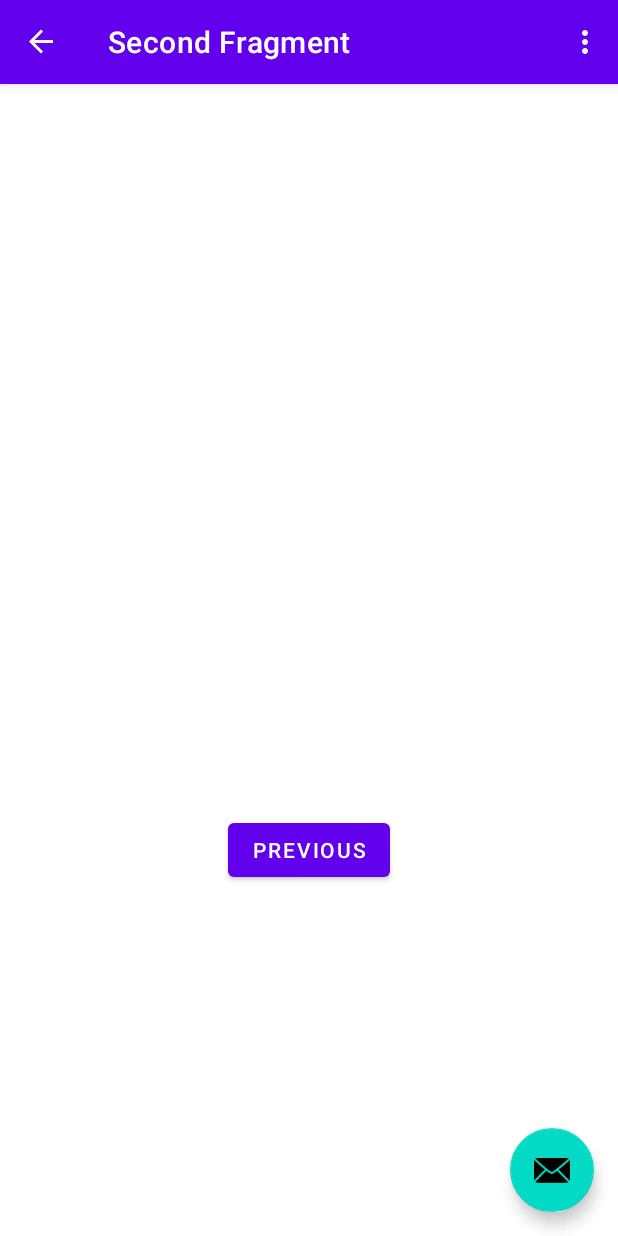
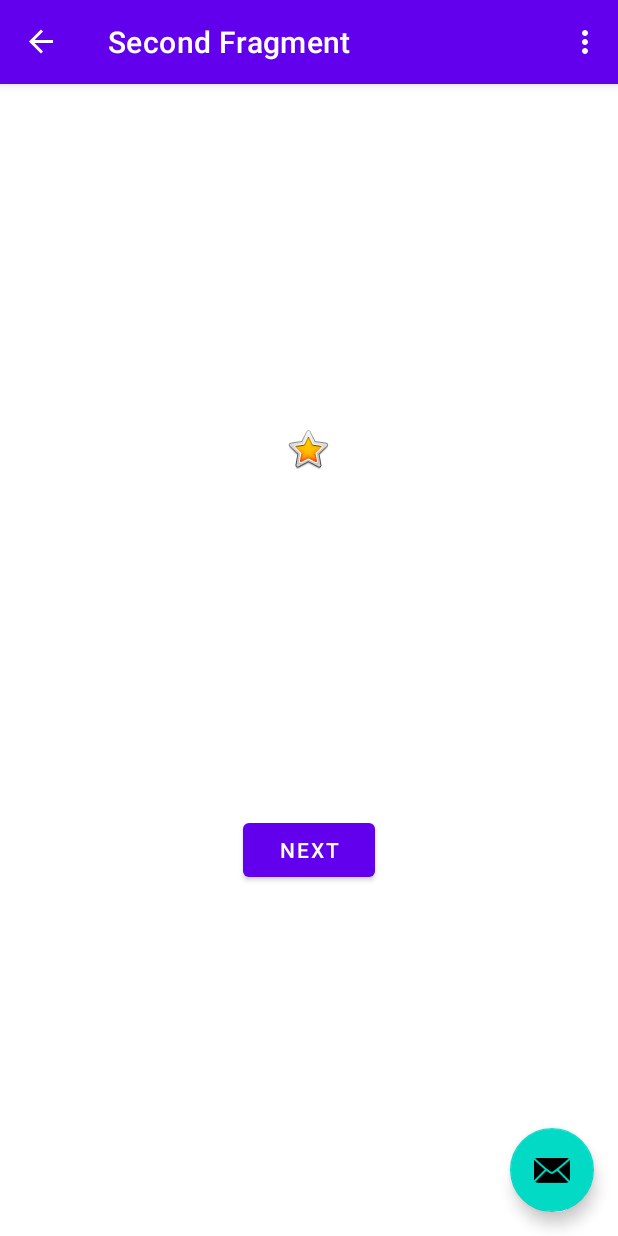
Before and after one commit to schneemax/master_thesis, an Android app: the SecondFragment screen opened through its navigation route, on a phone screen of 412 x 824 dp. Run offline under Robolectric (Android 15) with nearby library versions, the phone set to English and light mode, and no system bars; our stand-ins replace navigation-ui.

Commit message:
FirstTest
Implemented a third fragment

```diff
--- a/AndroidStudio/app/src/main/res/layout/fragment_second.xml
+++ b/AndroidStudio/app/src/main/res/layout/fragment_second.xml
@@ -19,9 +19,21 @@
         android:id="@+id/button_second"
         android:layout_width="wrap_content"
         android:layout_height="wrap_content"
-        android:text="@string/previous"
+        android:text="@string/next"
         app:layout_constraintBottom_toBottomOf="parent"
         app:layout_constraintEnd_toEndOf="parent"
         app:layout_constraintStart_toStartOf="parent"
         app:layout_constraintTop_toBottomOf="@id/textview_second" />
+
+    <ImageView
+        android:id="@+id/imageView"
+        android:layout_width="wrap_content"
+        android:layout_height="wrap_content"
+        app:layout_constraintBottom_toTopOf="@+id/button_second"
+        app:layout_constraintEnd_toEndOf="parent"
+        app:layout_constraintHorizontal_bias="0.498"
+        app:layout_constraintStart_toStartOf="parent"
+        app:layout_constraintTop_toTopOf="parent"
+        app:srcCompat="@android:drawable/btn_star_big_on"
+        tools:src="@tools:sample/avatars" />
 </androidx.constraintlayout.widget.ConstraintLayout>
--- a/AndroidStudio/app/src/main/res/navigation/nav_graph.xml
+++ b/AndroidStudio/app/src/main/res/navigation/nav_graph.xml
@@ -23,6 +23,15 @@
 
         <action
             android:id="@+id/action_SecondFragment_to_FirstFragment"
+            app:destination="@id/thirdFragmentTest" />
+    </fragment>
+    <fragment
+        android:id="@+id/thirdFragmentTest"
+        android:name="com.example.masterthesis.ThirdFragmentTest"
+        android:label="fragment_third_test"
+        tools:layout="@layout/fragment_third_test" >
+        <action
+            android:id="@+id/action_ThirdFragment_to_FirstFragment"
             app:destination="@id/FirstFragment" />
     </fragment>
 </navigation>
--- a/AndroidStudio/app/src/main/res/values/strings.xml
+++ b/AndroidStudio/app/src/main/res/values/strings.xml
@@ -10,4 +10,6 @@
     <string name="hello_first_fragment">Hello first fragment</string>
     <string name="hello_second_fragment">Hello second fragment. Arg: %1$s</string>
     <string name="max_text">Max Test 2</string>
+    <!-- TODO: Remove or change this placeholder text -->
+    <string name="hello_blank_fragment">Hello blank fragment</string>
 </resources>
```
Also changed, not shown: AndroidStudio/app/src/main/java/com/example/masterthesis/ThirdFragmentTest.java (added, +92 -0 lines), AndroidStudio/app/src/main/res/layout/fragment_third_test.xml (added, +32 -0 lines).
